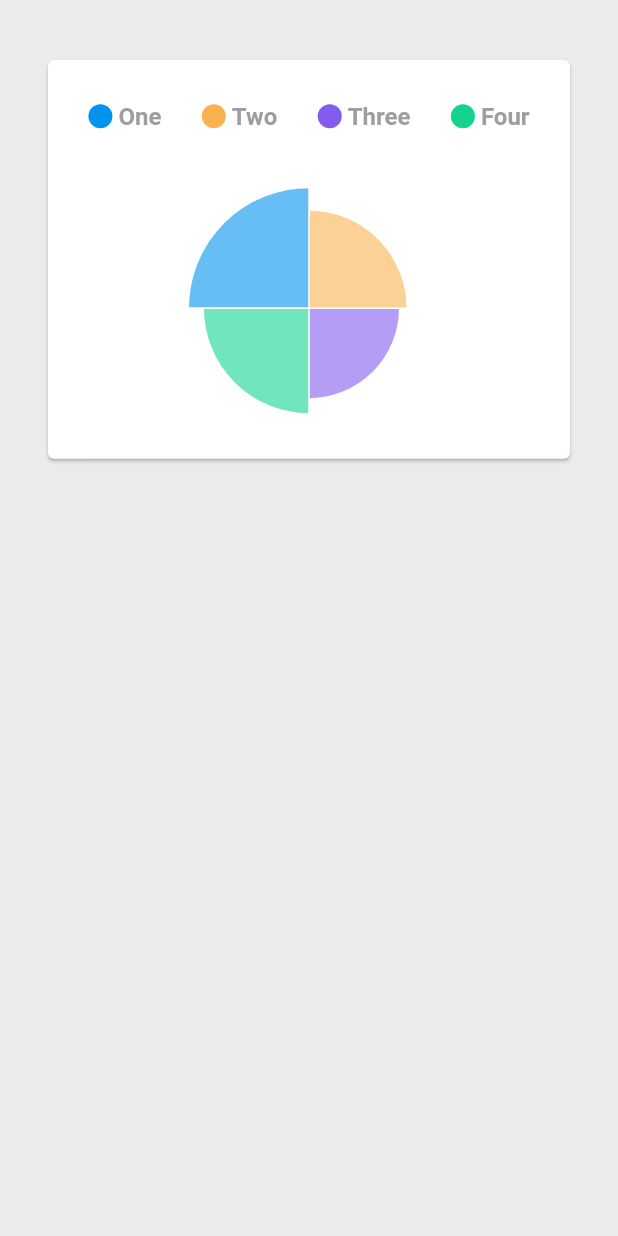
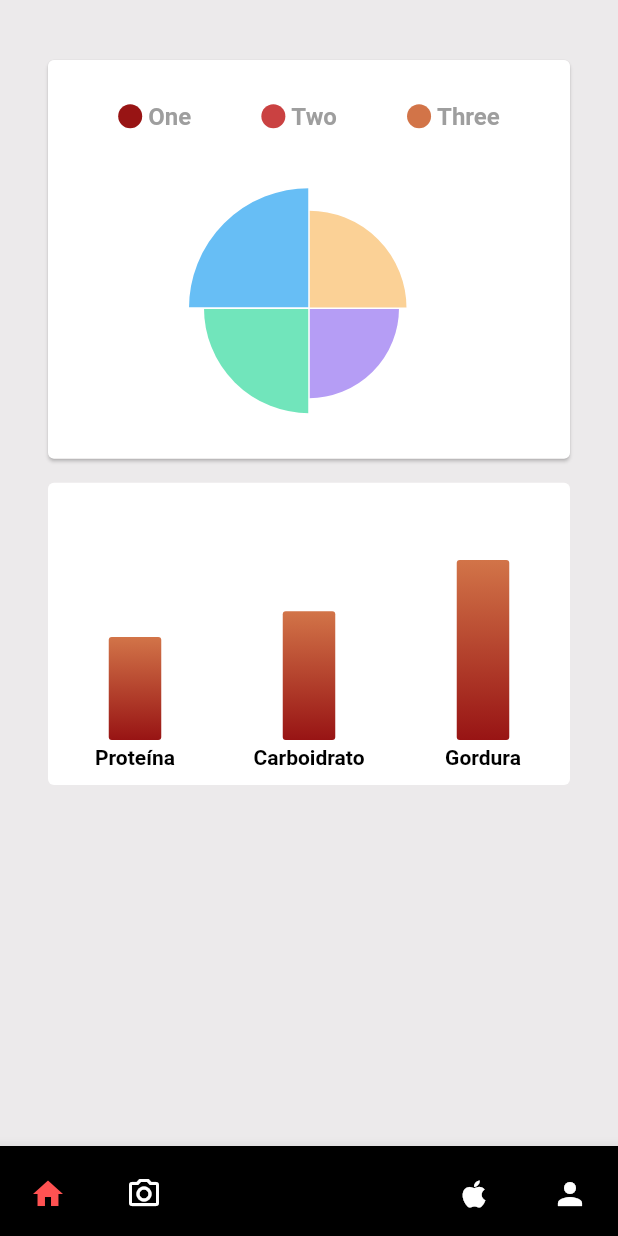
Before and after one commit to mariabgbarros/foodcare, a Flutter app: the PieChartPage2 screen opened directly, on a phone screen of 412 x 824 dp. Run offline on Flutter 3.47's test engine with Material 2 defaults, Android fonts, the phone set to English and light mode, and no system bars; drawn by our look-alikes of fl_chart; missing offline and left inert: dart:html.

Commit message:
segundo grafico

```diff
--- a/foodcare/lib/nav/nav_bar.dart
+++ b/foodcare/lib/nav/nav_bar.dart
@@ -25,11 +25,13 @@
         child: Row(
           mainAxisAlignment: MainAxisAlignment.spaceBetween,
           children: <Widget>[
-            Row(
+            SingleChildScrollView(
+              child: Row(
                 crossAxisAlignment: CrossAxisAlignment.start,
                 children: <Widget>[
                   MaterialButton( //home
                     minWidth: 40,
+                    padding: EdgeInsets.all(20.0),
                     onPressed:() {
                       setState(() {
                         widget.paginaAberta = 0;
@@ -42,6 +44,7 @@
                       mainAxisAlignment: MainAxisAlignment.center,
                       children: <Widget>[
                         Icon(
+
                           Icons.home,
                           color: widget.paginaAberta == 0 ? Colors.redAccent: Colors.white
                         ),
@@ -50,6 +53,7 @@
               ),
               MaterialButton( //IA
                 minWidth: 40,
+                padding: EdgeInsets.all(20.0),
                 onPressed:() {
                   setState(() {
                     widget.paginaAberta = 1;
@@ -70,10 +74,13 @@
               )
             ],
             ),
-            Row(
+            ),
+           SingleChildScrollView(
+             child: Row(
               crossAxisAlignment: CrossAxisAlignment.start,
               children: <Widget>[
                 MaterialButton( // dieta
+                padding: EdgeInsets.all(20.0),
                   minWidth: 40,
                   onPressed:() {
                     setState(() {
@@ -95,6 +102,7 @@
                 ),
                 MaterialButton( // perfil
                   minWidth: 40,
+                  padding: EdgeInsets.all(20.0),
                   onPressed:() {
                     setState(() {
                       widget.paginaAberta = 3;
@@ -116,6 +124,8 @@
                 )
               ],
               )
+           ),
+
           ],
         ),
       ),
--- a/foodcare/lib/screens/dieta.dart
+++ b/foodcare/lib/screens/dieta.dart
@@ -11,13 +11,13 @@
       appBar: AppBar(
         backgroundColor: Color.fromARGB(255, 240, 66, 61),
       ),
-      body: Center(
+      body: SingleChildScrollView ( child:Center(
         child: Column (
           mainAxisAlignment: MainAxisAlignment.center,
           children: <Widget>[
             Container(
               alignment: Alignment.topCenter,
-              child:  Image.asset('assets/images/logoInicio.png'),
+              child:  Image.asset('assets/images/logoinicio.png'),
             ),
             Container(
               padding: EdgeInsets.all(20.0),
@@ -62,7 +62,7 @@
             ),
           ],
         )
-      )
+      )),
     );
   }
 }
--- a/foodcare/lib/screens/home.dart
+++ b/foodcare/lib/screens/home.dart
@@ -1,11 +1,19 @@
 import 'package:foodcare/nav/nav_bar.dart';
 import 'package:flutter/material.dart';
 import 'package:fl_chart/fl_chart.dart';
-import 'package:foodcare/screens/tela_piechart.dart';
 import 'package:foodcare/screens/telagrafico2.dart';
+import '/widgets/pie_chart_sample.dart';
+import '/widgets/bar_chart_sample.dart';
 
 class Home extends StatelessWidget{
   int touchedIndex = -1;
+
+  final Color barColor = Colors.white;
+  final Color barBackgroundColor = const Color(0xff72d8bf);
+  final double width = 22;
+
+  //const Home({Key? key}) : super(key: key);
+
   @override
   Widget build(BuildContext context) {
     return Scaffold(
@@ -17,7 +25,29 @@
         child: Column (
           mainAxisAlignment: MainAxisAlignment.center,
           children: <Widget>[
-            PieChartPage2(),
+            //color: const Color(0xffeceaeb),
+            /*child: */Padding(
+              padding: const EdgeInsets.all(28.0),
+              child: ListView(
+                children: const <Widget>[
+                  Align(
+                    alignment: Alignment.centerLeft,
+                    child: Padding(
+                      padding: EdgeInsets.only(left: 8.0),
+                    ),
+                  ),
+                  SizedBox(
+                    height: 8,
+                  ),
+                  PieChartSample1(),
+                  SizedBox(
+                    height: 8,
+                  ),
+                  BarChartSample(),
+                ],
+              ),
+            ),
+
           ],
         )
       ),
--- a/foodcare/lib/screens/telagrafico2.dart
+++ b/foodcare/lib/screens/telagrafico2.dart
@@ -1,6 +1,7 @@
 import 'package:flutter/material.dart';
 import '/widgets/pie_chart_sample.dart';
-
+import '/widgets/bar_chart_sample.dart';
+import 'package:foodcare/nav/nav_bar.dart';
 
 class PieChartPage2 extends StatelessWidget {
   final Color barColor = Colors.white;
@@ -11,7 +12,9 @@
 
   @override
   Widget build(BuildContext context) {
-    return Container(
+    return Scaffold(
+      body: Center(
+        child: Container(
           color: const Color(0xffeceaeb),
           child: Padding(
             padding: const EdgeInsets.all(28.0),
@@ -27,10 +30,19 @@
                   height: 8,
                 ),
                 PieChartSample1(),
-
+                SizedBox(
+                  height: 8,
+                ),
+                BarChartSample(),
               ],
             ),
           ),
+        )
+      ),
+      bottomNavigationBar: CustomNavBar(paginaAberta:0)
+
     );
+
+
   }
 }
--- /dev/null
+++ b/foodcare/lib/widgets/bar_chart_sample.dart
@@ -0,0 +1,168 @@
+import 'package:fl_chart/fl_chart.dart';
+import 'package:flutter/material.dart';
+
+class _BarChart extends StatelessWidget {
+  const _BarChart({Key? key}) : super(key: key);
+
+  @override
+  Widget build(BuildContext context)
+   {
+    return BarChart(
+      BarChartData(
+        barTouchData: barTouchData,
+        titlesData: titlesData,
+        borderData: borderData,
+        barGroups: barGroups,
+        gridData: FlGridData(show: false),
+        alignment: BarChartAlignment.spaceAround,
+        maxY: 20,
+      ),
+    );
+  }
+
+  BarTouchData get barTouchData => BarTouchData(
+        enabled: false,
+        touchTooltipData: BarTouchTooltipData(
+          tooltipBgColor: Colors.transparent,
+          tooltipPadding: const EdgeInsets.all(0),
+          tooltipMargin: 8,
+          getTooltipItem: (
+            BarChartGroupData group,
+            int groupIndex,
+            BarChartRodData rod,
+            int rodIndex,
+          ) {
+            return BarTooltipItem(
+              rod.toY.round().toString(),
+              const TextStyle(
+                color: Colors.white,
+                fontWeight: FontWeight.bold,
+              ),
+            );
+          },
+        ),
+      );
+
+  Widget getTitles(double value, TitleMeta meta) {
+    const style = TextStyle(
+      color: Colors.black,
+      fontWeight: FontWeight.bold,
+      fontSize: 14,
+    );
+    String text;
+    switch (value.toInt()) {
+      case 0:
+        text = 'Proteína';
+        break;
+      case 1:
+        text = 'Carboidrato';
+        break;
+      case 2:
+        text = 'Gordura';
+        break;
+      default:
+        text = '';
+        break;
+    }
+    return SideTitleWidget(
+      axisSide: meta.axisSide,
+      space: 4.0,
+      child: Text(text, style: style),
+    );
+  }
+
+  FlTitlesData get titlesData => FlTitlesData(
+        show: true,
+        bottomTitles: AxisTitles(
+          sideTitles: SideTitles(
+            showTitles: true,
+            reservedSize: 30,
+            getTitlesWidget: getTitles,
+          ),
+        ),
+        leftTitles: AxisTitles(
+          sideTitles: SideTitles(showTitles: false),
+        ),
+        topTitles: AxisTitles(
+          sideTitles: SideTitles(showTitles: false),
+        ),
+        rightTitles: AxisTitles(
+          sideTitles: SideTitles(showTitles: false),
+        ),
+      );
+
+  FlBorderData get borderData => FlBorderData(
+        show: false,
+      );
+
+  final _barsGradient = const LinearGradient(
+    colors: [
+      Color.fromARGB(255, 152, 20, 20),
+      Color.fromARGB(255, 210, 116, 72),
+    ],
+    begin: Alignment.bottomCenter,
+    end: Alignment.topCenter,
+  );
+
+  List<BarChartGroupData> get barGroups => [
+        BarChartGroupData(
+          x: 0,
+          barRods: [
+            BarChartRodData(
+              width: 35,
+              borderRadius: BorderRadius.all(Radius.circular((2))),
+              toY: 8,
+              gradient: _barsGradient,
+            )
+          ],
+          showingTooltipIndicators: [0],
+        ),
+        BarChartGroupData(
+          x: 1,
+          barRods: [
+            BarChartRodData(
+              width: 35,
+              borderRadius: BorderRadius.all(Radius.circular((2))),
+              toY: 10,
+              gradient: _barsGradient,
+            )
+          ],
+          showingTooltipIndicators: [0],
+        ),
+        BarChartGroupData(
+          x: 2,
+          barRods: [
+            BarChartRodData(
+              width: 35,
+              borderRadius: BorderRadius.all(Radius.circular((2))),
+              toY: 14,
+              gradient: _barsGradient,
+            )
+          ],
+          showingTooltipIndicators: [0],
+        ),
+
+      ];
+}
+
+class BarChartSample extends StatefulWidget {
+  const BarChartSample({Key? key}) : super(key: key);
+
+  @override
+  State<StatefulWidget> createState() => BarChartSampleState();
+}
+
+class BarChartSampleState extends State<BarChartSample> {
+  @override
+  Widget build(BuildContext context) {
+    return AspectRatio(
+      aspectRatio: 1.7,
+      child: Card(
+        elevation: 0,
+        shape: RoundedRectangleBorder(borderRadius: BorderRadius.circular(4)),
+        color: Color.fromARGB(255, 255, 255, 255),
+        child: const _BarChart(),
+      ),
+    );
+  }
+}
--- a/foodcare/lib/widgets/pie_chart_sample.dart
+++ b/foodcare/lib/widgets/pie_chart_sample.dart
@@ -29,32 +29,25 @@
               mainAxisAlignment: MainAxisAlignment.spaceEvenly,
               children: <Widget>[
                 Indicator(
-                  color: const Color(0xff0293ee),
+                  color: Color.fromARGB(255, 152, 20, 20),
                   text: 'One',
                   isSquare: false,
                   size: touchedIndex == 0 ? 18 : 16,
                   textColor: touchedIndex == 0 ? Colors.black : Colors.grey,
                 ),
                 Indicator(
-                  color: const Color(0xfff8b250),
+                  color: Color.fromARGB(255, 202, 65, 65),
                   text: 'Two',
                   isSquare: false,
                   size: touchedIndex == 1 ? 18 : 16,
                   textColor: touchedIndex == 1 ? Colors.black : Colors.grey,
                 ),
                 Indicator(
-                  color: const Color(0xff845bef),
+                  color: const Color.fromARGB(255, 210, 116, 72),
                   text: 'Three',
                   isSquare: false,
                   size: touchedIndex == 2 ? 18 : 16,
                   textColor: touchedIndex == 2 ? Colors.black : Colors.grey,
-                ),
-                Indicator(
-                  color: const Color(0xff13d38e),
-                  text: 'Four',
-                  isSquare: false,
-                  size: touchedIndex == 3 ? 18 : 16,
-                  textColor: touchedIndex == 3 ? Colors.black : Colors.grey,
                 ),
               ],
             ),
```
Lines whose indentation alone changed are shown as unchanged.
